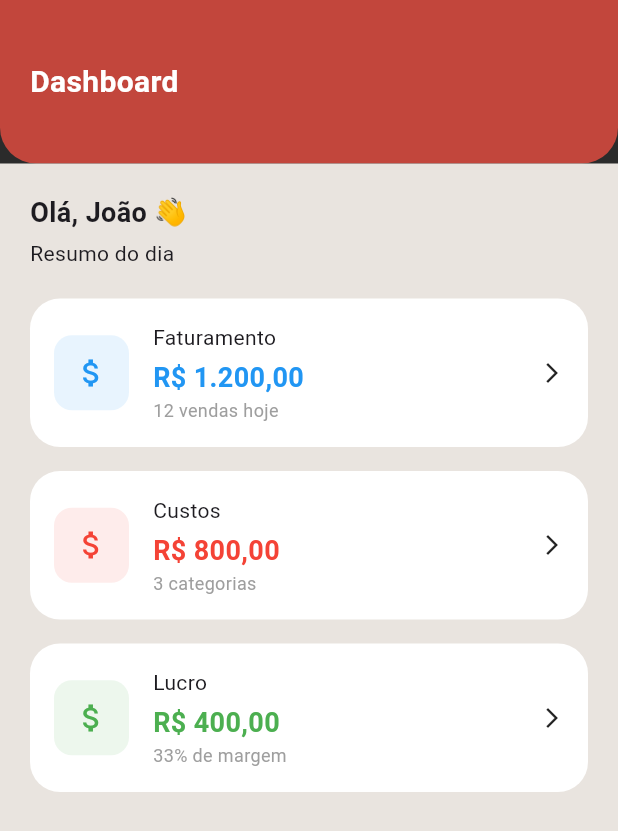
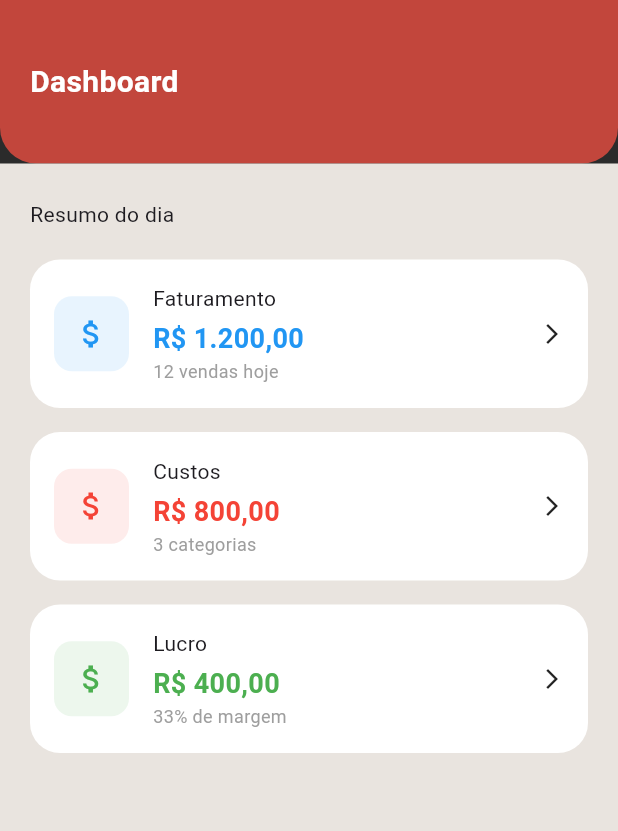
Before and after one commit to jlucasveloso/nape---gastronomic-administrative-, a Flutter app: the screen it shows after launch, after a tap on "Entrar", on a phone screen of 412 x 824 dp. Shown: the top 831 px of the screen. Run offline on Flutter 3.47's test engine with Material 3 defaults, Android fonts, the phone set to English and light mode, and no system bars; Roboto replaces fonts that are missing (Arial).

Commit message:
refactor: organiza InfoCard e move navegação para dashboard

```diff
--- a/lib/main.dart
+++ b/lib/main.dart
@@ -142,10 +142,6 @@ class DashboardScreen extends StatelessWidget {
               child: Column(
                 crossAxisAlignment: CrossAxisAlignment.start,
                 children: const [
-                  Text(
-                    'Olá, João 👋',
-                    style: TextStyle(fontSize: 18, fontWeight: FontWeight.bold),
-                  ),
                   SizedBox(height: 4),
                   Text('Resumo do dia'),
                   SizedBox(height: 20),
--- /dev/null
+++ b/lib/shared/widgets/info_card.dart
@@ -0,0 +1,29 @@
+import 'package:flutter/material.dart';
+
+class InfoCard extends StatelessWidget {
+  final String title;
+  final IconData icon;
+  final VoidCallback onTap;
+
+  const InfoCard({
+    super.key,
+    required this.title,
+    required this.icon,
+    required this.onTap,
+  });
+
+  @override
+  Widget build(BuildContext context) {
+    return InkWell(
+      onTap: onTap,
+      child: Card(
+        child: Column(
+          children: [
+            Icon(icon, size: 40),
+            Text(title),
+          ],
+        ),
+      ),
+    );
+  }
+}
```
Also changed, not shown: lib/features/dashboard/ui/dashboard_screen.dart (added, +27 -0 lines), lib/features/dashboard/ui/faturamento_screen.dart (added, +17 -0 lines), lib/features/dashboard/controller/dashboard_controller.dart (added), lib/features/dashboard/model/despesa.dart (added), lib/features/dashboard/model/venda.dart (added), lib/features/dashboard/ui/despesas_screen.dart (added), lib/features/dashboard/ui/lucro_screen.dart (added).
